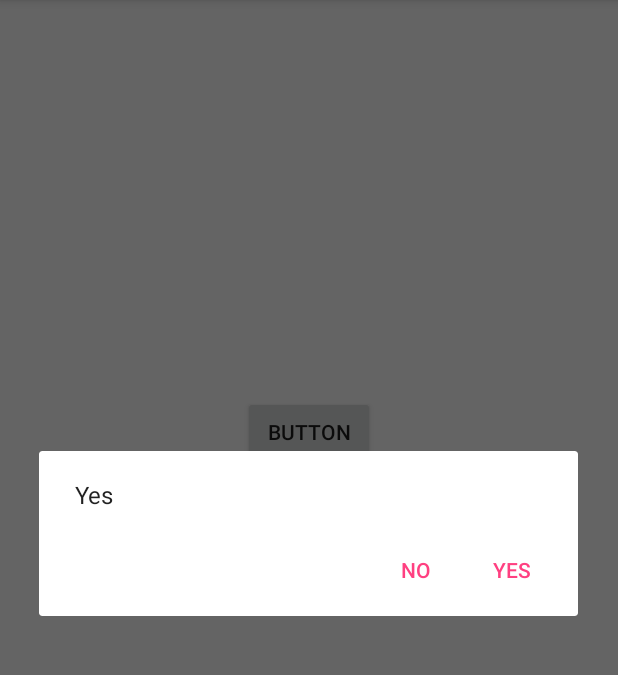
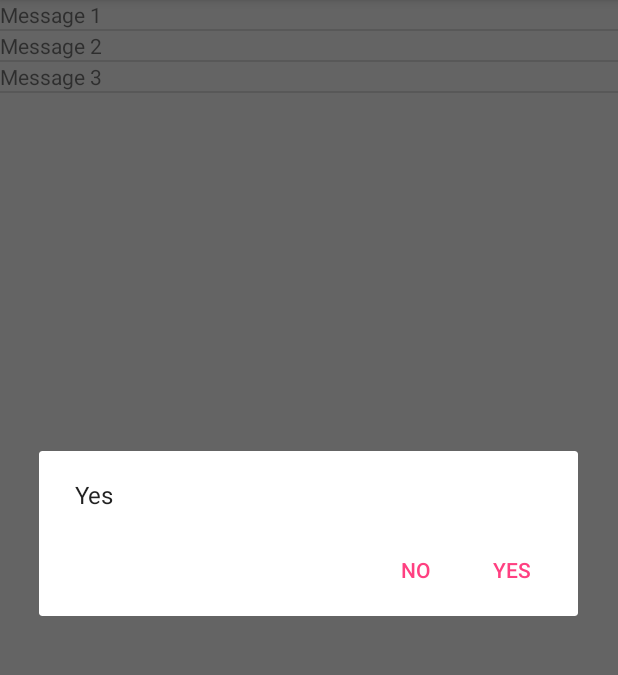
Before and after one commit to iordache-laurentiu/Master-projects, an Android app: the screen it shows after launch (MainActivity), in the options menu, after a tap on "Accesaţi meniul1", on a phone screen of 412 x 824 dp, the part 84-759 px from its top. Run offline under Robolectric (Android 15) with nearby library versions, the phone set to English and light mode, and no system bars.

Commit message:
ListView first try to display messages. It displays just some basic strings at this point.

```diff
--- a/sms-reader/app/src/main/java/com/envision/lstoicescu/sms_reader/MainActivity.java
+++ b/sms-reader/app/src/main/java/com/envision/lstoicescu/sms_reader/MainActivity.java
@@ -1,11 +1,17 @@
 package com.envision.lstoicescu.sms_reader;
 
 import android.app.AlertDialog;
+import android.app.ListActivity;
 import android.content.DialogInterface;
 import android.support.v7.app.AppCompatActivity;
 import android.os.Bundle;
 import android.view.Menu;
 import android.view.MenuItem;
+import android.view.View;
+import android.widget.AdapterView;
+import android.widget.ArrayAdapter;
+import android.widget.ListView;
+import android.widget.TextView;
 import android.widget.Toast;
 
 public class MainActivity extends AppCompatActivity {
@@ -14,6 +20,36 @@ public class MainActivity extends AppCompatActivity {
     protected void onCreate(Bundle savedInstanceState) {
         super.onCreate(savedInstanceState);
         setContentView(R.layout.activity_main);
+
+        String[] test = {"Message 1", "Message 2", "Message 3"};
+        popList();
+        registerClickCallback();
+
+    }
+
+    private void popList() {
+        String[] msg = {"Message 1", "Message 2", "Message 3"};
+        ArrayAdapter<String> adapter = new ArrayAdapter<String>(
+                this,        // context
+                R.layout.sms_item,  // layout to use (create)
+                msg                 // Items to be displayed
+        );
+        ListView list = (ListView) findViewById(R.id.list);
+        list.setAdapter(adapter);
+    }
+
+
+    private void registerClickCallback() {
+        ListView list = (ListView) findViewById(R.id.list);
+//        list.setOnClickListener(); toata lista inregistreaza un click;
+        list.setOnItemClickListener(new AdapterView.OnItemClickListener() {
+            @Override
+            public void onItemClick(AdapterView<?> parent, View viewClicked, int position, long id) {
+                TextView textView = (TextView) viewClicked;
+                String msg = "You clicked position " + position + " which is string: " + textView.getText().toString();
+                Toast.makeText(MainActivity.this, msg, Toast.LENGTH_LONG).show();
+            }
+        }); // listener pentru elementele listei
     }
 
     @Override
--- a/sms-reader/app/src/main/java/com/envision/lstoicescu/sms_reader/utils/DialogBox.java
+++ b/sms-reader/app/src/main/java/com/envision/lstoicescu/sms_reader/utils/DialogBox.java
@@ -22,7 +22,7 @@ public class DialogBox {
     }
 
     public static void showAlertDialogBox(final DialogType dialogType, Context context) {
-        String dialogMessage = null; // =context.getString(R.string.DIALOG_MESSAGE);
+        String dialogMessage; // =context.getString(R.string.DIALOG_MESSAGE);
         String dialogPositiveResponse = context.getString(R.string.DIALOG_POSITIVE_RESPONSE);
         String dialogNegativeResponse = context.getString(R.string.DIALOG_NEGATIVE_RESPONSE);
 
--- a/sms-reader/app/src/main/res/layout/activity_main.xml
+++ b/sms-reader/app/src/main/res/layout/activity_main.xml
@@ -6,25 +6,11 @@
     android:layout_height="match_parent"
     tools:context="com.envision.lstoicescu.sms_reader.MainActivity">
 
+    <ListView
+        android:id="@+id/list"
+        android:layout_width="match_parent"
+        android:layout_height="match_parent">
 
-    <TextView
-        android:layout_width="wrap_content"
-        android:layout_height="wrap_content"
-        android:text="@string/label1"
-        app:layout_constraintBottom_toBottomOf="parent"
-        app:layout_constraintLeft_toLeftOf="parent"
-        app:layout_constraintRight_toRightOf="parent"
-        app:layout_constraintTop_toTopOf="parent" />
-
-    <Button
-        android:id="@+id/button"
-        android:layout_width="wrap_content"
-        android:layout_height="wrap_content"
-        android:text="@string/button"
-        app:layout_constraintBottom_toBottomOf="parent"
-        app:layout_constraintLeft_toLeftOf="parent"
-        app:layout_constraintRight_toRightOf="parent"
-        app:layout_constraintTop_toTopOf="parent"
-        app:layout_constraintVertical_bias="0.367" />
+    </ListView>
 
 </android.support.constraint.ConstraintLayout>
--- /dev/null
+++ b/sms-reader/app/src/main/res/layout/sms_item.xml
@@ -0,0 +1,6 @@
+<?xml version="1.0" encoding="utf-8"?>
+<TextView xmlns:android="http://schemas.android.com/apk/res/android"
+    android:layout_width="match_parent"
+    android:layout_height="match_parent">
+
+</TextView>
```
